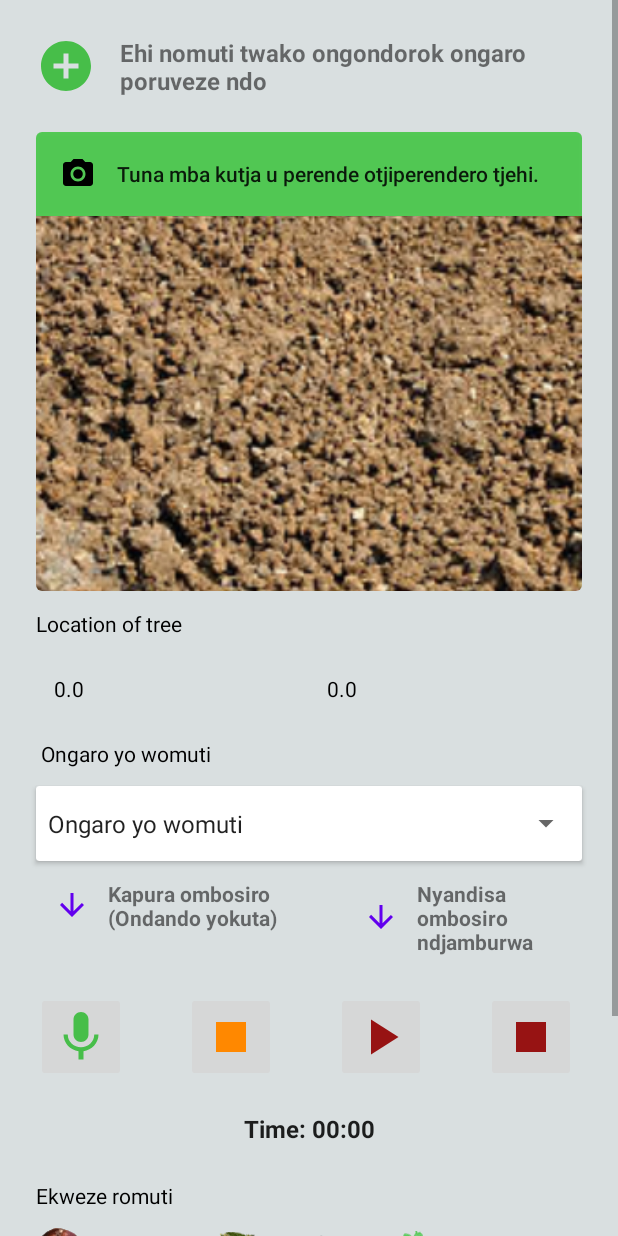
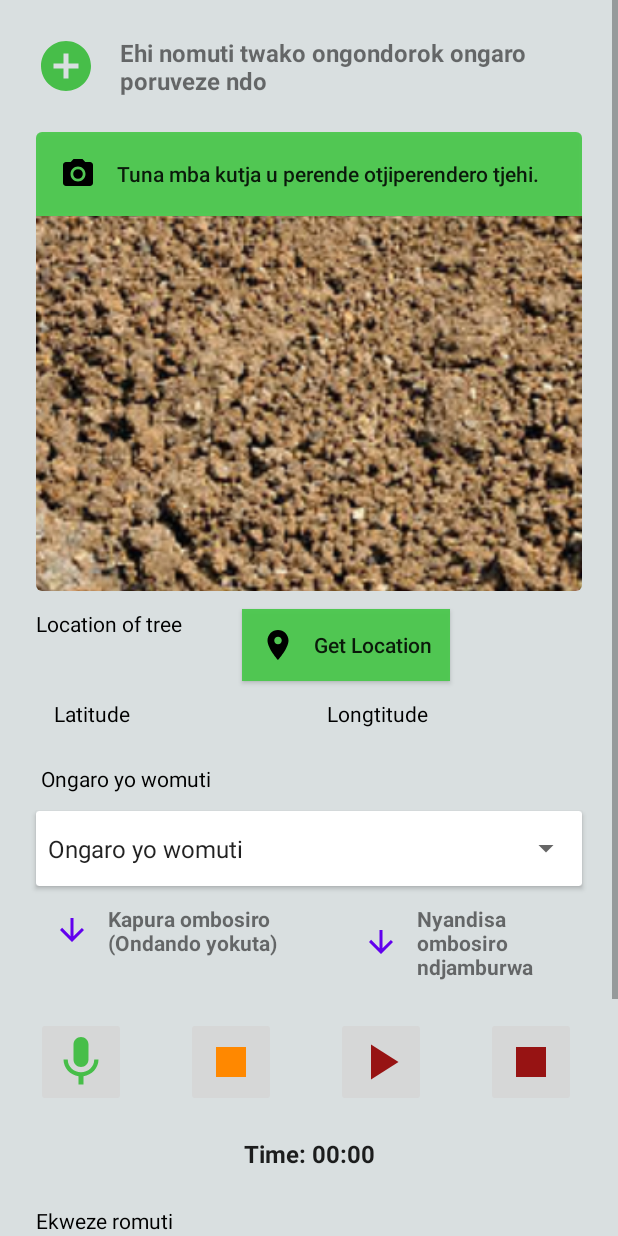
Before and after one commit to RumbieCheetahs/PlantsData, an Android app: the AddPlantStatus screen opened directly, with no data from a screen before it, on a phone screen of 412 x 824 dp. Run offline under Robolectric (Android 15) with nearby library versions, the phone set to English and light mode, and no system bars.

Commit message:
Add get location button to the app

```diff
--- a/app/src/main/java/com/example/plantsdata/AddPlantStatus.java
+++ b/app/src/main/java/com/example/plantsdata/AddPlantStatus.java
@@ -189,16 +189,6 @@ public class AddPlantStatus extends AppCompatActivity {
             e.printStackTrace();
         }
 
-        gpsTracker = new GpsTracker(AddPlantStatus.this);
-        if(gpsTracker.canGetLocation()){
-            mLatitude = gpsTracker.getLatitude();
-            mLongitude = gpsTracker.getLongitude();
-            tvLatitude.setText(String.valueOf(mLatitude));
-            tvLongitude.setText(String.valueOf(mLongitude));
-        }else{
-            gpsTracker.showSettingsAlert();
-        }
-
     }
 
     public void next(View view){
@@ -354,4 +344,15 @@ public class AddPlantStatus extends AppCompatActivity {
         return write_external_storage_result == PackageManager.PERMISSION_GRANTED && record_audio_result == PackageManager.PERMISSION_GRANTED;
     }
 
+    public void getLocation(View view) {
+        gpsTracker = new GpsTracker(AddPlantStatus.this);
+        if(gpsTracker.canGetLocation()){
+            mLatitude = gpsTracker.getLatitude();
+            mLongitude = gpsTracker.getLongitude();
+            tvLatitude.setText(String.valueOf(mLatitude));
+            tvLongitude.setText(String.valueOf(mLongitude));
+        }else{
+            gpsTracker.showSettingsAlert();
+        }
+    }
 }
--- a/app/src/main/res/layout/activity_add_plant_status.xml
+++ b/app/src/main/res/layout/activity_add_plant_status.xml
@@ -73,7 +73,7 @@
 
             <TextView
                 android:id="@+id/locationHeading"
-                android:layout_width="match_parent"
+                android:layout_width="wrap_content"
                 android:layout_height="wrap_content"
                 android:text="Location of tree"
                 android:layout_marginTop="12dp"
@@ -82,15 +82,33 @@
                 android:textColor="#000000"
                 android:layout_below="@id/treeCardView"/>
 
+            <Button
+                android:layout_width="wrap_content"
+                android:layout_height="wrap_content"
+                android:text="Get Location"
+                android:layout_toEndOf="@id/locationHeading"
+                android:textAllCaps="false"
+                android:id="@+id/getLocation"
+                android:layout_marginTop="12dp"
+                android:drawableStart="@drawable/ic_location"
+                android:layout_marginLeft="16dp"
+                android:padding="12dp"
+                android:drawablePadding="12dp"
+                android:onClick="getLocation"
+                android:background="#F24BC84D"
+                android:layout_below="@id/treeCardView"
+                android:layout_toRightOf="@id/locationHeading"
+                android:drawableLeft="@drawable/ic_location"
+                android:layout_marginStart="16dp" />
+
             <LinearLayout
                 android:id="@+id/layoutLayout"
                 android:layout_width="match_parent"
                 android:layout_height="wrap_content"
                 android:orientation="horizontal"
-                android:layout_marginTop="12dp"
                 android:layout_marginLeft="24dp"
                 android:layout_marginRight="24dp"
-                android:layout_below="@id/locationHeading">
+                android:layout_below="@id/getLocation">
                 <TextView
                     android:id="@+id/latitude"
                     android:layout_width="0dp"
```
